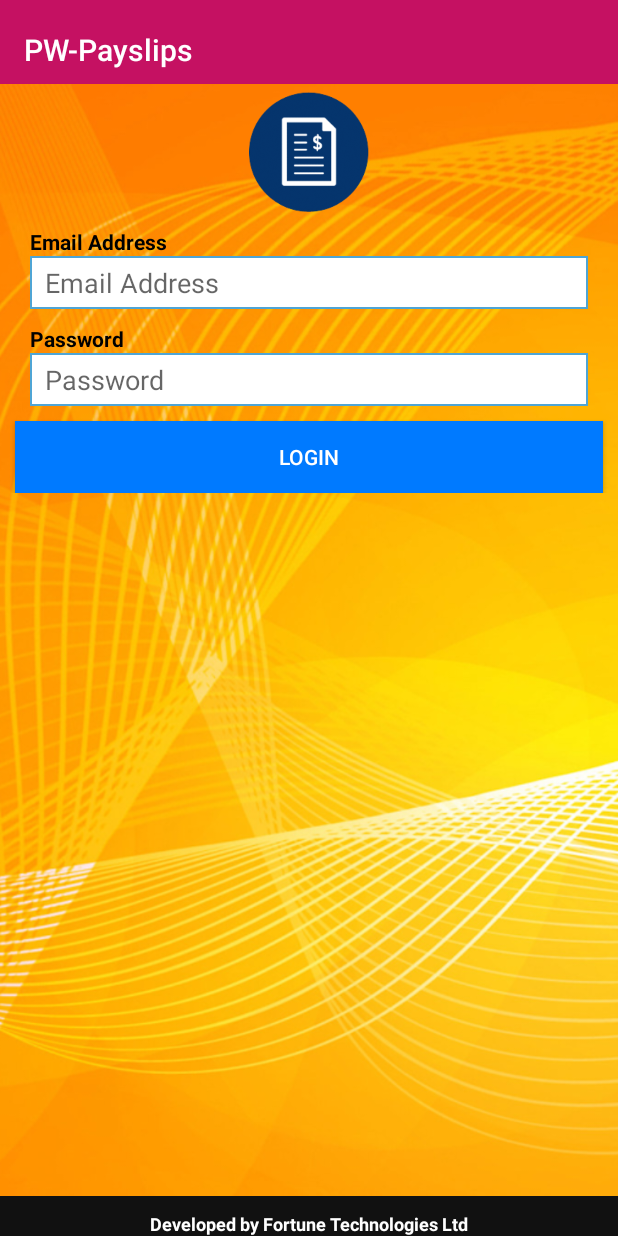
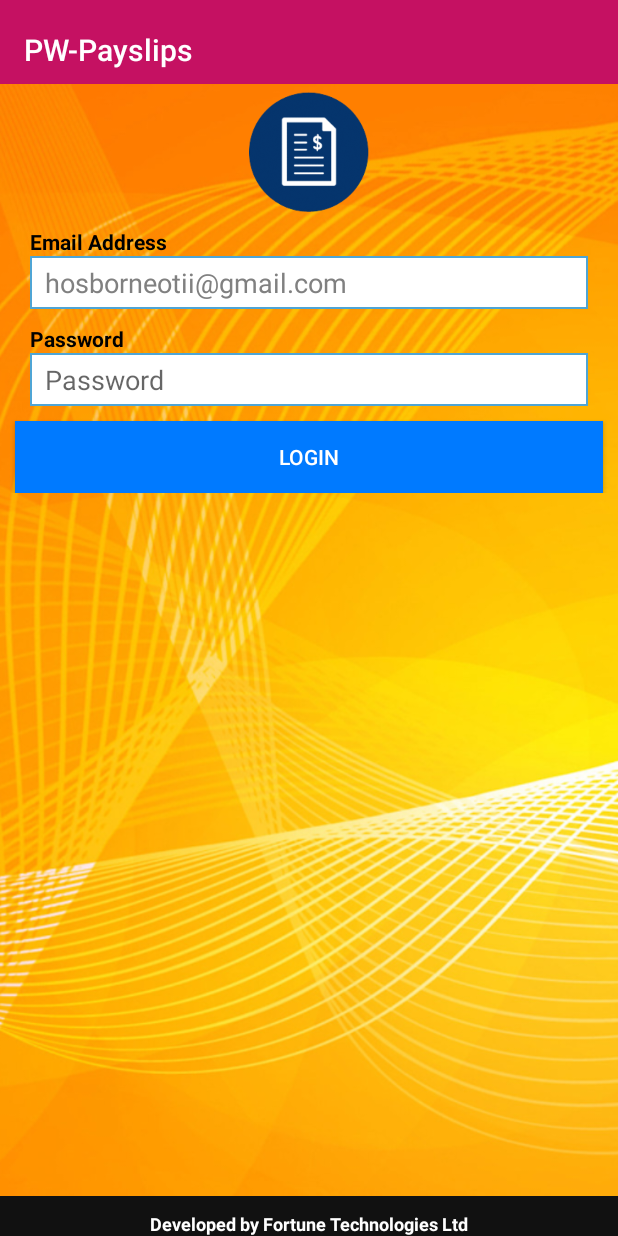
Before and after one commit to NyagakaEnock/MPayslips, an Android app: the screen it shows after launch (Login), on a phone screen of 412 x 824 dp. Run offline under Robolectric (Android 15) with nearby library versions, the phone set to English and light mode, and no system bars; libraries missing offline, so code that uses them is left out: com.squareup.okhttp, retrofit.client.

```diff
--- a/app/build.gradle
+++ b/app/build.gradle
@@ -8,7 +8,7 @@ android {
         applicationId "com.fortunekenya.m_payslips"
         minSdkVersion 10
         targetSdkVersion 23
-        versionCode 1
+        versionCode 2
         versionName "1.0.0"
     }
     buildTypes {
--- a/app/src/main/java/activity/Login.java
+++ b/app/src/main/java/activity/Login.java
@@ -11,8 +11,11 @@ import android.support.v7.app.AlertDialog;
 import android.support.v7.app.AppCompatActivity;
 import android.support.v7.widget.Toolbar;
 import android.util.Log;
+import android.view.KeyEvent;
 import android.view.View;
+import android.view.inputmethod.EditorInfo;
 import android.widget.Button;
+import android.widget.EditText;
 import android.widget.TextView;
 import android.widget.Toast;
 
@@ -37,7 +40,7 @@ import retrofit.client.Response;
  */
 public class Login extends AppCompatActivity implements View.OnClickListener{
     private Toolbar mToolbar;
-    private TextView emailAdress,passWord;
+    private EditText emailAdress,passWord;
     private Button loginButton;
     @Override
     protected void onCreate(Bundle savedInstanceState) {
@@ -47,10 +50,28 @@ public class Login extends AppCompatActivity implements View.OnClickListener{
         this.mToolbar = ((Toolbar)findViewById(R.id.toolbar1));
         setSupportActionBar(this.mToolbar);
         getSupportActionBar().setDisplayShowHomeEnabled(true);
-        emailAdress = (TextView)findViewById(R.id.loginEmail);
-        passWord = (TextView)findViewById(R.id.Password);
+        emailAdress = (EditText)findViewById(R.id.loginEmail);
+        passWord = (EditText)findViewById(R.id.Password);
         loginButton = (Button)findViewById(R.id.btnLogin);
         loginButton.setOnClickListener(this);
+
+        passWord.setOnEditorActionListener(new TextView.OnEditorActionListener() {
+            @Override
+            public boolean onEditorAction(TextView textView, int i, KeyEvent keyEvent) {
+                boolean handled = false;
+                if (i == EditorInfo.IME_ACTION_GO) {
+                    if(validateLogin()==true)
+                    {
+                         String email = emailAdress.getText().toString();
+                         String password = passWord.getText().toString();
+                        Login(email, password);
+                    }
+                    handled = true;
+                }
+                return handled;
+
+            }
+        });
 
 
     }
@@ -114,7 +135,7 @@ public class Login extends AppCompatActivity implements View.OnClickListener{
                     @Override
                     public void failure(RetrofitError error) {
                         loading.dismiss();
-                        MyalertDialog("Connection Failed.\n Please check your internet connection and try again."+error.getMessage());
+                        MyalertDialog("Connection Failed.\n Please check your internet connection and try again.");
                     }
                 }
         );
--- /dev/null
+++ b/app/src/main/java/activity/SplashScreen.java
@@ -0,0 +1,37 @@
+package activity;
+
+import android.app.Activity;
+import android.content.Intent;
+import android.os.Bundle;
+import android.os.CountDownTimer;
+import android.os.Handler;
+import android.widget.ProgressBar;
+
+import com.fortunekenya.m_payslips.R;
+
+/**
+ * Created by Nyagaka Enock on 3/6/2017.
+ */
+
+public class SplashScreen extends Activity {
+    int x = 0;
+    @Override
+    protected void onCreate(Bundle savedInstanceState) {
+        super.onCreate(savedInstanceState);
+        setContentView(R.layout.splash);
+
+
+        new Handler().postDelayed(new Runnable() {
+
+            @Override
+            public void run() {
+
+                Intent i = new Intent(SplashScreen.this, Login.class);
+                startActivity(i);
+
+                // close this activity
+                finish();
+            }
+        }, 3000);
+    }
+}
--- a/app/src/main/java/activity/about.java
+++ b/app/src/main/java/activity/about.java
@@ -41,13 +41,13 @@ private TextView versionNo,website,email,phone;
             PackageManager manager = getActivity().getPackageManager();
             PackageInfo info = manager.getPackageInfo(getActivity().getPackageName(), 0);
             String version = info.versionName;
-            versionNo.setText(version);
+            versionNo.setText("Version "+version);
             website.setClickable(true);
             website.setMovementMethod(LinkMovementMethod.getInstance());
             website.setText(Html.fromHtml("<a href='http://www.fortunekenya.com'>www.fortunekenya.com</a>"));
             email.setClickable(true);
             phone.setClickable(true);
-            phone.setText(Html.fromHtml("<a href=''>Telephone 0722769149</a>"));
+            phone.setText(Html.fromHtml("<a href=''>0722769149</a>"));
             email.setText(Html.fromHtml("<a href='support@fortunekenya.com'>support@fortunekenya.com</a>"));
             email.setOnClickListener(new View.OnClickListener() {
                 @Override
--- a/app/src/main/java/model/EmployeeAPI.java
+++ b/app/src/main/java/model/EmployeeAPI.java
@@ -36,7 +36,13 @@ public interface EmployeeAPI {
             @Field("Confirm") String Password,
             @Field("StaffIDNO") String StaffId,
             Callback<Response> callback);
-
+    @FormUrlEncoded
+    @POST("/Home/ChangePass")
+    public void ChangeLoginPassword(
+            @Field("Confirm") String Password,
+            @Field("Current") String Current,
+            @Field("StaffIDNO") String StaffId,
+            Callback<Response> callback);
 
     @FormUrlEncoded
     @POST("/Home/ReloadP9Form")
--- a/app/src/main/java/model/Globals.java
+++ b/app/src/main/java/model/Globals.java
@@ -25,7 +25,7 @@ import activity.Dashboard;
  * Created by Enock on 9/28/2016.
  */
 public class Globals {
-    public final String ROOT_URL = "http://192.168.1.98:8012/M-Payslips";
+    public final String ROOT_URL = "http://192.168.1.2:8012/M-Payslips";
     //public final String ROOT_URL = "http://192.168.42.164:8012/M-Payslips";
     private Resources mResources;
     private Bitmap mBitmap;
--- a/app/src/main/res/layout/logindetails.xml
+++ b/app/src/main/res/layout/logindetails.xml
@@ -32,8 +32,8 @@
                 android:id="@+id/loginEmail"
                 android:hint="Email Address"
                 style="@style/App_EditTextStyle"
-                android:inputType="textEmailAddress"
-                android:text=""
+                android:text="hosborneotii@gmail.com"
+                android:inputType="textEmailAddress|textAutoCorrect"
                 android:layout_below="@id/userTextView"/>
 
             <TextView
@@ -46,7 +46,8 @@
                 android:hint="Password"
                 style="@style/App_EditTextStyle"
                 android:inputType="textPassword"
-                android:text="" />
+                android:text=""
+                android:imeOptions="actionGo"/>
 
               <Button android:id="@+id/btnLogin"
                   android:layout_width="match_parent"
```
Also changed, not shown: app/src/main/AndroidManifest.xml (+11 -1 lines), app/src/main/java/activity/MainActivity.java (+91 -5 lines), app/src/main/res/layout/changepassword.xml (added, +43 -0 lines), app/src/main/res/layout/fragment_about.xml (+5 -3 lines), app/src/main/res/layout/splash.xml (added, +32 -0 lines), app/src/main/res/menu/main_menu.xml (+7 -1 lines).
